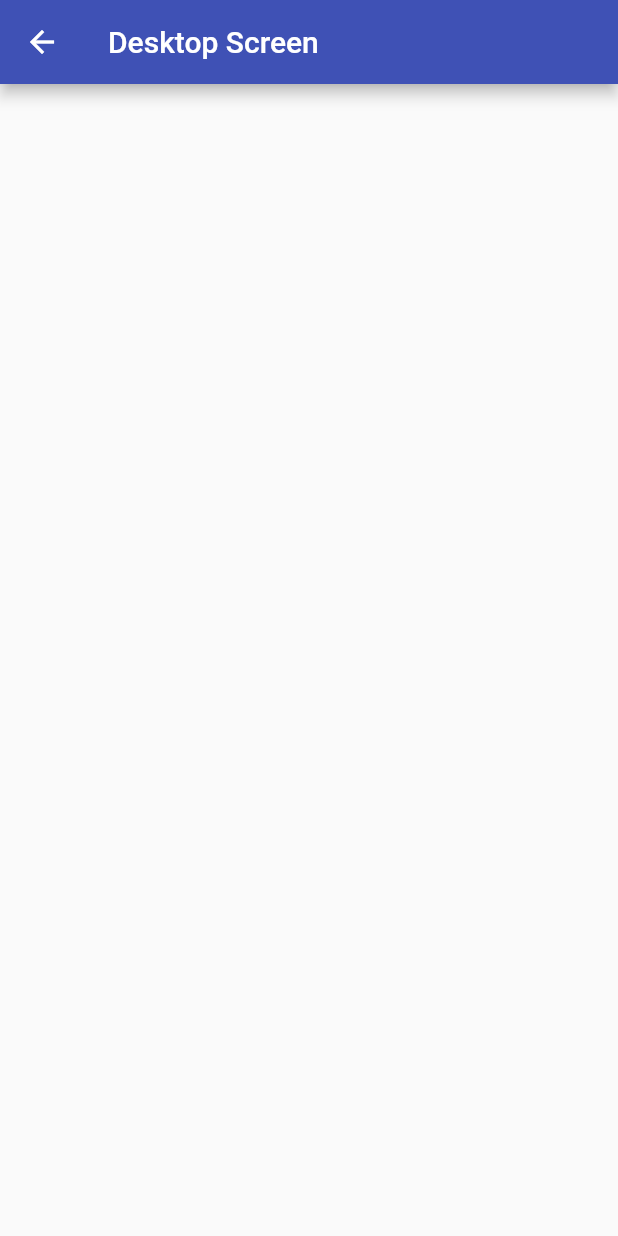
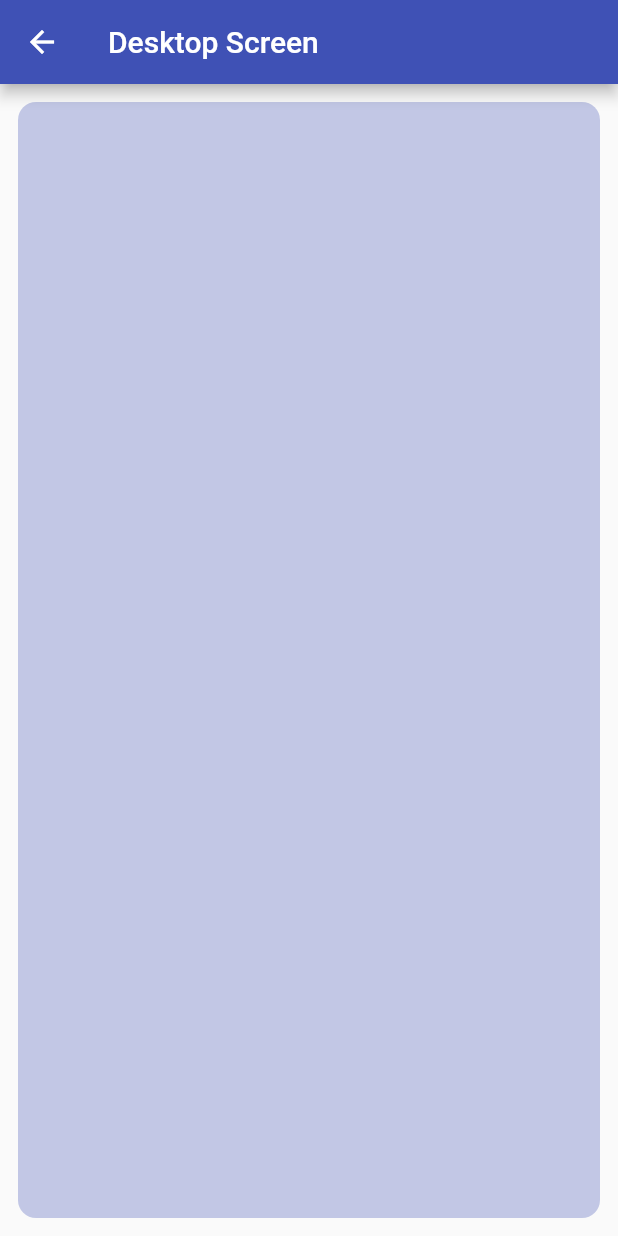
Before and after one commit to qaraee13566532/tech_scale, a Flutter app: the DesktopScreen screen opened directly, on a phone screen of 412 x 824 dp. Run offline on Flutter 3.47's test engine with Material 2 defaults, Android fonts, the phone set to English and light mode, and no system bars; our stand-ins replace device_preview, responsive_builder.

Commit message:
desktop layout updated

```diff
--- a/lib/responsive/desktop_screen..dart
+++ b/lib/responsive/desktop_screen..dart
@@ -11,7 +11,10 @@ class DesktopScreen extends StatelessWidget {
       ),
       body: Container(
         margin: EdgeInsets.all(12),
-        decoration: BoxDecoration(borderRadius: BorderRadius.circular(12)),
+        decoration: BoxDecoration(
+          borderRadius: BorderRadius.circular(12),
+            color: Theme.of(context).primaryColor.withOpacity(0.3),
+        ),
       ),
     );
   }
```
